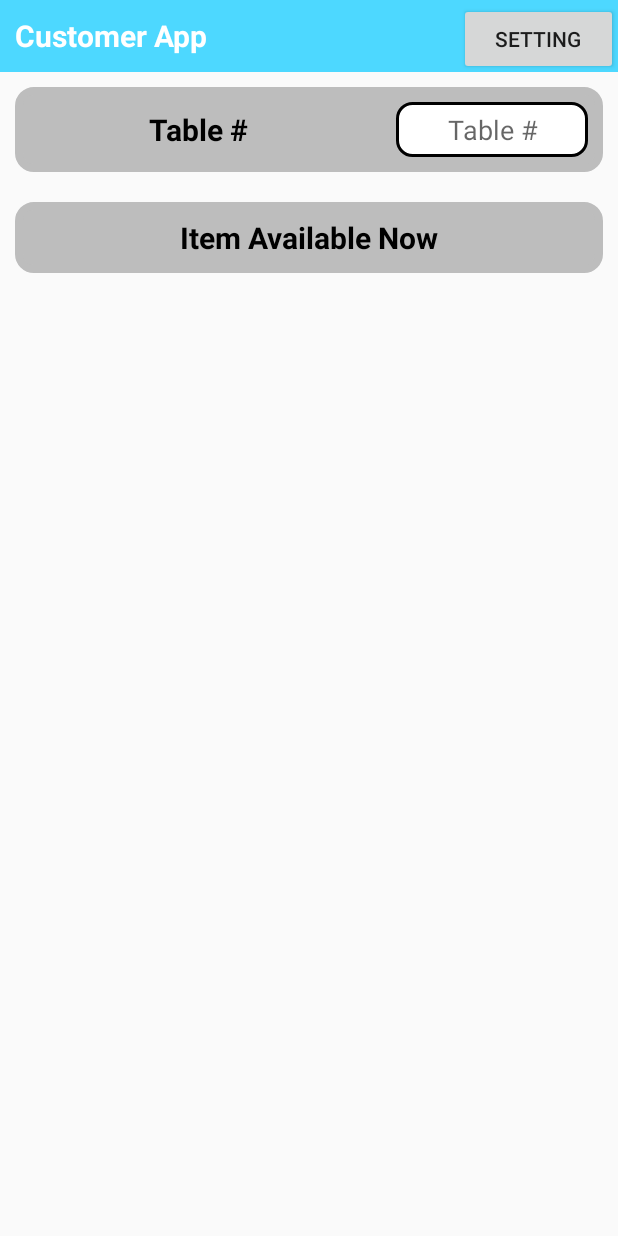
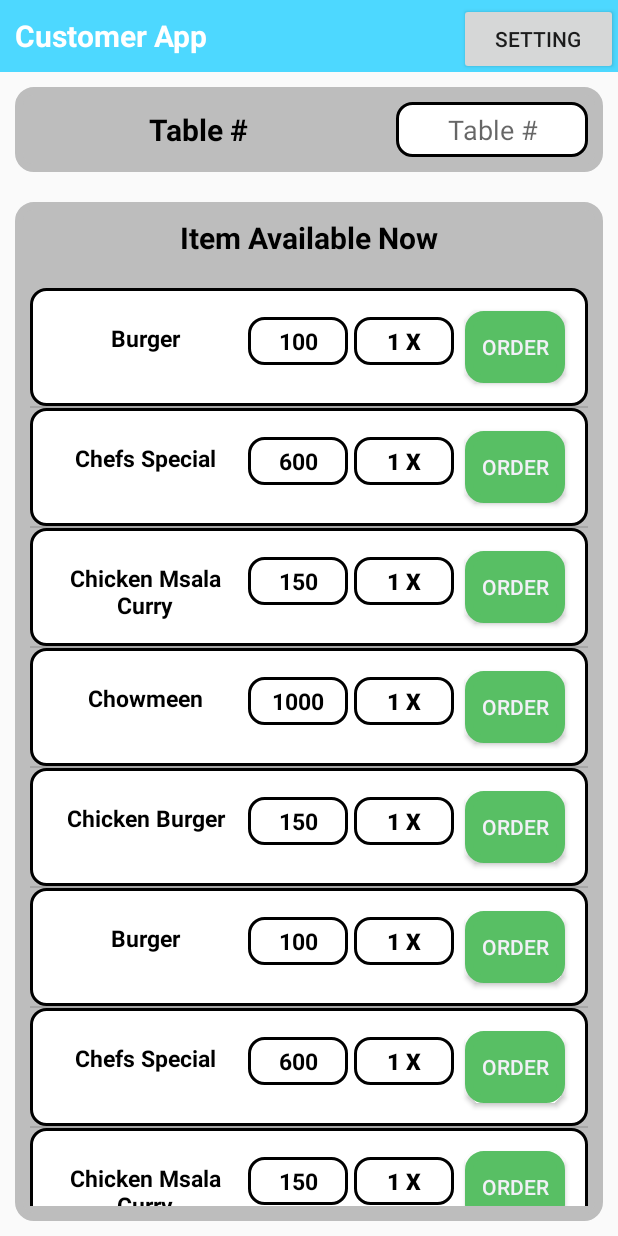
Before and after one commit to ahxagent007/TCP_Order_Client_App, an Android app: the screen it shows after launch (MainActivity), on a phone screen of 412 x 824 dp. Run offline under Robolectric (Android 15) with nearby library versions, the phone set to English and light mode, and no system bars.

Commit message:
ListView Done

```diff
--- a/app/build.gradle
+++ b/app/build.gradle
@@ -26,4 +26,6 @@ dependencies {
     testImplementation 'junit:junit:4.12'
     androidTestImplementation 'androidx.test.ext:junit:1.1.0'
     androidTestImplementation 'androidx.test.espresso:espresso-core:3.1.1'
+
+    implementation 'com.google.code.gson:gson:2.8.6'
 }
--- /dev/null
+++ b/app/src/main/java/com/dexian/tcporderclient/ItemList.java
@@ -0,0 +1,28 @@
+package com.dexian.tcporderclient;
+
+public class ItemList {
+
+    private String ItemName;
+    private int ItemPrice;
+
+    public ItemList(String itemName, int itemPrice) {
+        ItemName = itemName;
+        ItemPrice = itemPrice;
+    }
+
+    public String getItemName() {
+        return ItemName;
+    }
+
+    public void setItemName(String itemName) {
+        ItemName = itemName;
+    }
+
+    public int getItemPrice() {
+        return ItemPrice;
+    }
+
+    public void setItemPrice(int itemPrice) {
+        ItemPrice = itemPrice;
+    }
+}
--- a/app/src/main/java/com/dexian/tcporderclient/MainActivity.java
+++ b/app/src/main/java/com/dexian/tcporderclient/MainActivity.java
@@ -2,15 +2,21 @@ package com.dexian.tcporderclient;
 
 import androidx.appcompat.app.AppCompatActivity;
 
+import android.content.Context;
 import android.os.AsyncTask;
 import android.os.Bundle;
 import android.os.Handler;
 import android.os.Looper;
 import android.util.Log;
+import android.view.LayoutInflater;
 import android.view.View;
+import android.view.ViewGroup;
+import android.widget.ArrayAdapter;
+import android.widget.BaseAdapter;
 import android.widget.Button;
 import android.widget.EditText;
 import android.widget.ListView;
+import android.widget.TextView;
 import android.widget.Toast;
 
 import java.io.DataInputStream;
@@ -18,6 +24,12 @@ import java.io.DataOutputStream;
 import java.io.IOException;
 import java.net.ServerSocket;
 import java.net.Socket;
+import java.util.ArrayList;
+import java.util.List;
+import java.util.Timer;
+import java.util.TimerTask;
+
+import com.google.gson.Gson;
 
 public class MainActivity extends AppCompatActivity {
 
@@ -29,12 +41,51 @@ public class MainActivity extends AppCompatActivity {
     String IP = "192.168.0.104";
     int PORT = 6969;
 
+    private Timer timer;
+
+    infoData infoData;
+    CustomAdapter adapter;
+
     @Override
     protected void onCreate(Bundle savedInstanceState) {
         super.onCreate(savedInstanceState);
         setContentView(R.layout.activity_main);
 
         btn_settings = findViewById(R.id.btn_settings);
+        LV_itemAvailable = findViewById(R.id.LV_itemAvailable);
+        ET_tableNo = findViewById(R.id.ET_tableNo);
+
+        // Create a new instance of Gson
+        Gson gson = new Gson();
+
+
+        OrderList orderList[] = new OrderList[5];
+        ItemList itemList[] = new ItemList[10];
+
+        orderList[0] = new OrderList("Burger", 10, "Table#05");
+        orderList[1] = new OrderList("Chefs Special", 50, "Table#71");
+        orderList[2] = new OrderList("Chicken Msala Curry", 16, "Table#12");
+        orderList[3] = new OrderList("Chowmeen", 19, "Table#06");
+        orderList[4] = new OrderList("Chicken Burger", 32, "Table#08");
+
+        itemList[0] = new ItemList("Burger", 100);
+        itemList[1] = new ItemList("Chefs Special", 600);
+        itemList[2] = new ItemList("Chicken Msala Curry", 150);
+        itemList[3] = new ItemList("Chowmeen", 1000);
+        itemList[4] = new ItemList("Chicken Burger", 150);
+
+        itemList[5] = new ItemList("Burger", 100);
+        itemList[6] = new ItemList("Chefs Special", 600);
+        itemList[7] = new ItemList("Chicken Msala Curry", 150);
+        itemList[8] = new ItemList("Chowmeen", 1000);
+        itemList[9] = new ItemList("Chicken Burger", 150);
+
+        infoData = new infoData(orderList, itemList);
+
+        String sampleJson = gson.toJson(infoData);
+        Log.i("XIAN", "sampleJson = " + sampleJson);
+
+
 
         btn_settings.setOnClickListener(new View.OnClickListener() {
             @Override
@@ -45,6 +96,26 @@ public class MainActivity extends AppCompatActivity {
             }
         });
 
+
+        timer = new Timer();
+        //Set the schedule function and rate
+        timer.scheduleAtFixedRate(new TimerTask() {
+
+              @Override
+              public void run() {
+
+              }
+
+          },
+        //Set how long before to start calling the TimerTask (in milliseconds)
+        0,
+        //Set the amount of time between each execution (in milliseconds)
+        1000);
+
+
+        adapter = new CustomAdapter(getApplicationContext(), infoData.getItemList());
+        LV_itemAvailable.setAdapter(adapter);
+
         /*
         //Start Server
 
@@ -53,7 +124,13 @@ public class MainActivity extends AppCompatActivity {
 
         */
 
+    }
 
+    @Override
+    protected void onDestroy() {
+        super.onDestroy();
+
+        timer.cancel();
     }
 
     class BackgroundTask extends AsyncTask<String, Void, String>{
@@ -132,7 +209,87 @@ public class MainActivity extends AppCompatActivity {
         }
     }
 
+    public class CustomAdapter extends BaseAdapter {
+        private Context context;
+        private ItemList[] itemList;
 
+        private TextView TV_itemName, TV_itemPrice;
+        private EditText ET_itemQuantity;
+        Button btn_order;
+
+        public CustomAdapter(Context context, ItemList[] itemList) {
+            this.context = context;
+            this.itemList = itemList;
+        }
+        @Override
+        public int getCount() {
+            return itemList.length;
+        }
+        @Override
+        public Object getItem(int position) {
+            return position;
+        }
+        @Override
+        public long getItemId(int position) {
+            return position;
+        }
+        @Override
+        public View getView(int position, View view, ViewGroup parent) {
+            view = LayoutInflater.from(context).inflate(R.layout.single_item_list, parent, false);
+
+            //add data to UI
+            TV_itemName = view.findViewById(R.id.TV_itemName);
+            TV_itemPrice = view.findViewById(R.id.TV_itemPrice);
+            ET_itemQuantity = view.findViewById(R.id.ET_itemQuantity);
+            btn_order = view.findViewById(R.id.btn_order);
+
+            TV_itemName.setText(itemList[position].getItemName());
+            TV_itemPrice.setText(""+itemList[position].getItemPrice());
+
+            return view;
+        }
+    }
+
+    /*
+     // Create a new instance of Gson
+        Gson gson = new Gson();
+
+        // Convert numbers array into JSON string.
+        String numbersJson = gson.toJson(numbers);
+
+        // Convert strings array into JSON string
+        String daysJson = gson.toJson(days);
+        System.out.println("numbersJson = " + numbersJson);
+        System.out.println("daysJson = " + daysJson);
+
+        // Convert from JSON string to a primitive array of int.
+        int[] fibonacci = gson.fromJson(numbersJson, int[].class);
+        for (int number : fibonacci) {
+            System.out.print(number + " ");
+        }
+        System.out.println("");
+
+        // Convert from JSON string to a string array.
+        String[] weekDays = gson.fromJson(daysJson, String[].class);
+        for (String weekDay : weekDays) {
+            System.out.print(weekDay + " ");
+        }
+        System.out.println("");
+
+        // Converting multidimensional array into JSON
+        int[][] data = {{1, 2, 3}, {3, 4, 5}, {4, 5, 6}};
+        String json = gson.toJson(data);
+        System.out.println("Data = " + json);
+
+        // Convert JSON string into multidimensional array of int.
+        int[][] dataMap = gson.fromJson(json, int[][].class);
+        for (int[] i : dataMap) {
+            for (int j : i) {
+                System.out.print(j + " ");
+            }
+            System.out.println("");
+        }
+    */
 
 
 }
--- /dev/null
+++ b/app/src/main/java/com/dexian/tcporderclient/infoData.java
@@ -0,0 +1,28 @@
+package com.dexian.tcporderclient;
+
+public class infoData {
+
+    private OrderList orderList[];
+    private ItemList itemList[];
+
+    public infoData(OrderList[] orderList, ItemList[] itemList) {
+        this.orderList = orderList;
+        this.itemList = itemList;
+    }
+
+    public OrderList[] getOrderList() {
+        return orderList;
+    }
+
+    public void setOrderList(OrderList[] orderList) {
+        this.orderList = orderList;
+    }
+
+    public ItemList[] getItemList() {
+        return itemList;
+    }
+
+    public void setItemList(ItemList[] itemList) {
+        this.itemList = itemList;
+    }
+}
--- a/app/src/main/res/layout/activity_main.xml
+++ b/app/src/main/res/layout/activity_main.xml
@@ -81,16 +81,11 @@
            android:textStyle="bold"
            android:gravity="center"/>
 
-       <ScrollView
+       <ListView
+           android:id="@+id/LV_itemAvailable"
            android:layout_width="match_parent"
-           android:layout_height="wrap_content">
-
-           <ListView
-               android:id="@+id/LV_itemAvailable"
-               android:layout_width="match_parent"
-               android:layout_height="match_parent"/>
-
-       </ScrollView>
+           android:layout_height="match_parent"
+           android:padding="10dp"/>
 
 
    </LinearLayout>
--- a/app/src/main/res/layout/single_item_list.xml
+++ b/app/src/main/res/layout/single_item_list.xml
@@ -5,7 +5,8 @@
     android:orientation="horizontal"
     android:background="@drawable/round_bgg_white"
     android:weightSum="10"
-    android:padding="10dp">
+    android:padding="10dp"
+    android:layout_margin="10dp">
 
     <TextView
         android:id="@+id/TV_itemName"
@@ -47,6 +48,7 @@
         android:textStyle="bold"/>
 
     <Button
+
         android:id="@+id/btn_order"
         android:layout_width="0dp"
         android:layout_height="wrap_content"
```
Also changed, not shown: app/src/main/java/com/dexian/tcporderclient/OrderList.java (added, +41 -0 lines).
